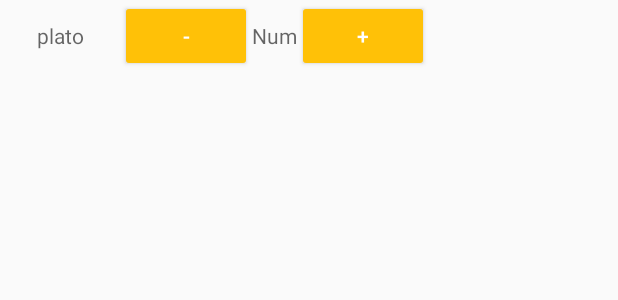
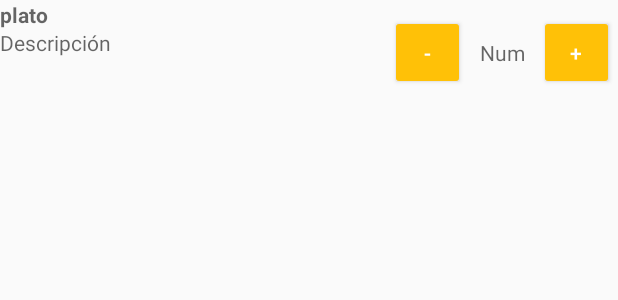
Before and after one commit to Alex-Xavier99/SGO_Mesero, an Android app: the layout cont_select_orden_item.xml on its own in the app's theme, with its tools: preview values and no code run, on a phone screen of 412 x 824 dp. Shown: the top 300 px of the screen. Run offline under Robolectric (Android 15) with nearby library versions, the phone set to English and light mode, and no system bars.

Commit message:
Se realiza mejoras en la Activity Seleccion Orden con una activity y una clase AdapterContador, cantidad de platos activity Seleccion Orden

```diff
--- a/app/src/main/res/layout/cont_select_orden_item.xml
+++ b/app/src/main/res/layout/cont_select_orden_item.xml
@@ -1,41 +1,124 @@
 <?xml version="1.0" encoding="utf-8"?>
 
-<TableRow xmlns:android="http://schemas.android.com/apk/res/android"
-    android:layout_width="wrap_content"
-    android:layout_height="wrap_content">
+<androidx.constraintlayout.widget.ConstraintLayout xmlns:android="http://schemas.android.com/apk/res/android"
+    xmlns:app="http://schemas.android.com/apk/res-auto"
+    xmlns:tools="http://schemas.android.com/tools"
+    android:layout_width="match_parent"
+    android:layout_height="match_parent">
+
+    <androidx.constraintlayout.widget.Guideline
+        android:id="@+id/guideline2"
+        android:layout_width="wrap_content"
+        android:layout_height="wrap_content"
+        android:orientation="horizontal"
+        app:layout_constraintGuide_begin="0dp" />
 
     <TextView
         android:id="@+id/txt_plato"
-        android:layout_width="80dp"
-        android:layout_height="match_parent"
+        android:layout_width="0dp"
+        android:layout_height="0dp"
         android:layout_weight="1"
-        android:gravity="center"
-        android:hint="@string/txt_plato" />
+        android:gravity="start"
+        android:hint="@string/txt_plato"
+        android:textColor="@android:color/background_dark"
+        android:textStyle="bold"
+        app:layout_constraintBottom_toTopOf="@+id/guideline4"
+        app:layout_constraintEnd_toStartOf="@+id/guideline3"
+        app:layout_constraintStart_toStartOf="parent"
+        app:layout_constraintTop_toTopOf="parent" />
+
+    <androidx.constraintlayout.widget.Guideline
+        android:id="@+id/guideline4"
+        android:layout_width="wrap_content"
+        android:layout_height="wrap_content"
+        android:orientation="horizontal"
+        app:layout_constraintGuide_begin="19dp" />
+
+    <TextView
+        android:id="@+id/txtview_descrip"
+        android:layout_width="0dp"
+        android:layout_height="0dp"
+        android:hint="@string/txt_descrip"
+        app:layout_constraintBottom_toTopOf="@+id/guideline7"
+        app:layout_constraintEnd_toStartOf="@+id/guideline3"
+        app:layout_constraintHorizontal_bias="0.0"
+        app:layout_constraintStart_toStartOf="parent"
+        app:layout_constraintTop_toTopOf="@+id/guideline4" />
+
+    <androidx.constraintlayout.widget.Guideline
+        android:id="@+id/guideline3"
+        android:layout_width="wrap_content"
+        android:layout_height="wrap_content"
+        android:orientation="vertical"
+        app:layout_constraintGuide_end="155dp" />
 
     <Button
         android:id="@+id/btn_menos"
         style="@style/Widget.AppCompat.Button.Colored"
-        android:layout_width="0dp"
+        android:layout_width="50dp"
+        android:layout_height="50dp"
+        android:layout_weight="0"
+        android:onClick="BtnMenos"
+        android:text="@string/btn_menos"
+        android:textSize="14sp"
+        app:layout_constraintBottom_toTopOf="@+id/guideline7"
+        app:layout_constraintEnd_toStartOf="@+id/guideline5"
+        app:layout_constraintHorizontal_bias="0.50"
+        app:layout_constraintStart_toStartOf="@+id/guideline3"
+        app:layout_constraintTop_toTopOf="parent" />
+
+    <androidx.constraintlayout.widget.Guideline
+        android:id="@+id/guideline5"
+        android:layout_width="wrap_content"
         android:layout_height="wrap_content"
-        android:layout_weight="1"
-        android:text="@string/btn_menos"
-        android:textSize="14sp" />
+        android:orientation="vertical"
+        app:layout_constraintGuide_end="100dp" />
 
     <TextView
         android:id="@+id/txtview_num"
-        android:layout_width="0dp"
-        android:layout_height="match_parent"
-        android:layout_weight="1"
+        android:layout_width="wrap_content"
+        android:layout_height="wrap_content"
+        android:layout_weight="0"
         android:gravity="center"
-        android:hint="@string/txt_num" />
+        android:hint="@string/txt_num"
+        app:layout_constraintBottom_toTopOf="@+id/guideline7"
+        app:layout_constraintEnd_toStartOf="@+id/guideline6"
+        app:layout_constraintStart_toStartOf="@+id/guideline5"
+        app:layout_constraintTop_toTopOf="@+id/guideline2" />
+
+    <androidx.constraintlayout.widget.Guideline
+        android:id="@+id/guideline6"
+        android:layout_width="wrap_content"
+        android:layout_height="wrap_content"
+        android:orientation="vertical"
+        app:layout_constraintGuide_end="55dp" />
 
     <Button
         android:id="@+id/btn_mas"
         style="@style/Widget.AppCompat.Button.Colored"
-        android:layout_width="0dp"
+        android:layout_width="50dp"
+        android:layout_height="50dp"
+        android:layout_weight="1"
+        android:onClick="BtnMas"
+        android:text="@string/btn_mas"
+        android:textSize="14sp"
+        app:layout_constraintBottom_toTopOf="@+id/guideline7"
+        app:layout_constraintEnd_toStartOf="@+id/guideline8"
+        app:layout_constraintStart_toStartOf="@+id/guideline6"
+        app:layout_constraintTop_toTopOf="parent" />
+
+    <androidx.constraintlayout.widget.Guideline
+        android:id="@+id/guideline7"
+        android:layout_width="wrap_content"
         android:layout_height="wrap_content"
-        android:layout_weight="1"
-        android:text="@string/btn_mas"
-        android:textSize="14sp" />
+        android:orientation="horizontal"
+        app:layout_constraintGuide_begin="70dp" />
 
-</TableRow>
+    <androidx.constraintlayout.widget.Guideline
+        android:id="@+id/guideline8"
+        android:layout_width="wrap_content"
+        android:layout_height="wrap_content"
+        android:orientation="vertical"
+        app:layout_constraintGuide_end="1dp" />
+
+</androidx.constraintlayout.widget.ConstraintLayout>
```
Also changed, not shown: app/src/main/java/com/example/sgomesero/ActivityIngresarDatosFact.java (+6 -4 lines), app/src/main/java/com/example/sgomesero/ActivitySelecionOrden.java (+15 -55 lines), app/src/main/java/com/example/sgomesero/AdapterContador.java (+36 -15 lines).
